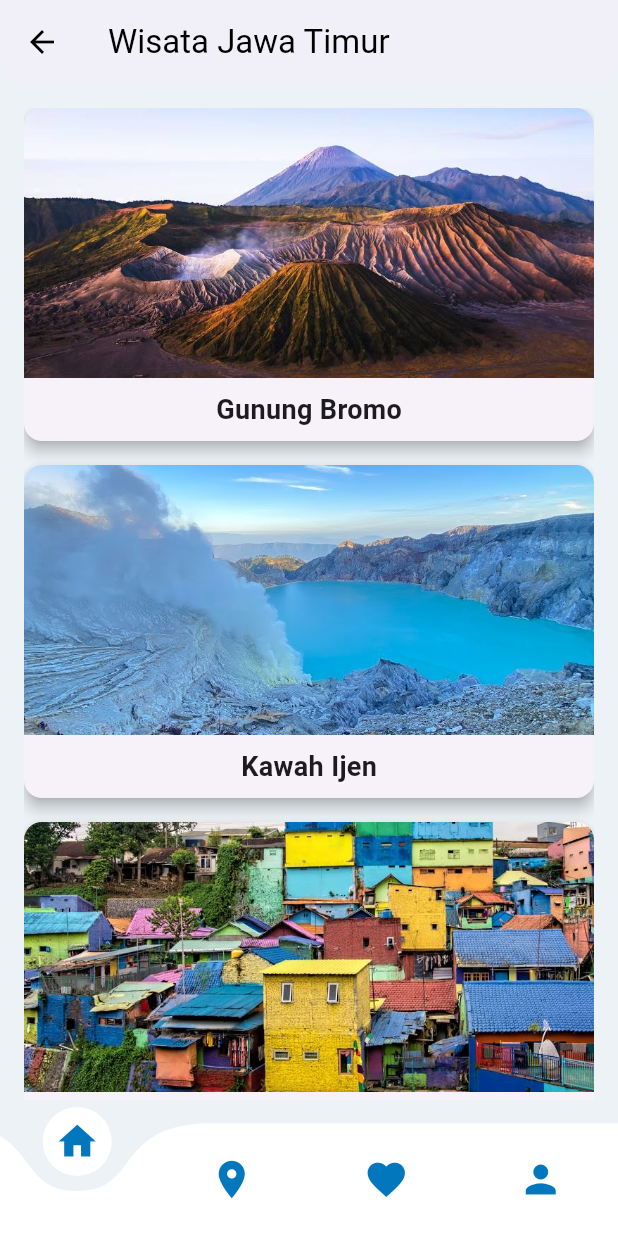
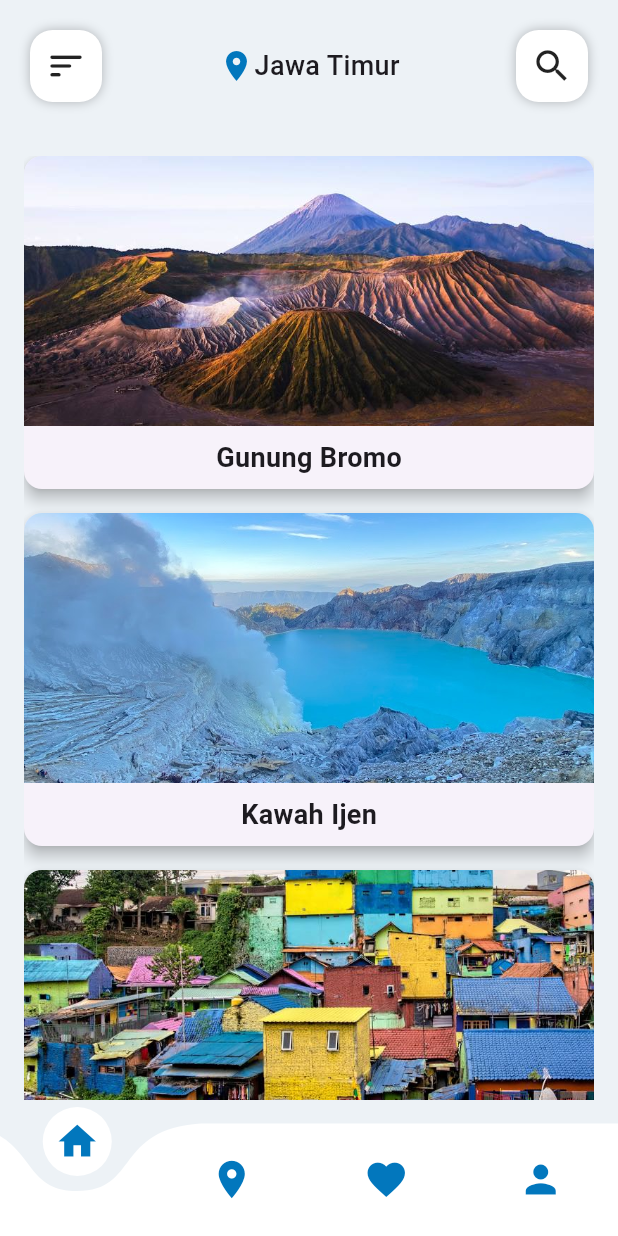
Before and after one commit to Anaaaslagi/EJGO_FinalProject, a Flutter app: the LocationScreen screen opened directly, on a phone screen of 412 x 824 dp. Run offline on Flutter 3.47's test engine with Material 3 defaults, Android fonts, the phone set to English and light mode, and no system bars; drawn by our look-alikes of curved_navigation_bar.

Commit message:
appbar_screens commit

```diff
--- a/lib/screens/location_screen.dart
+++ b/lib/screens/location_screen.dart
@@ -1,6 +1,7 @@
 import 'package:flutter/material.dart';
 import 'package:tugas3/widgets/home_buttom_bar.dart';
 import 'package:tugas3/screens/home_screen.dart';
+import 'package:tugas3/widgets/location_app_bar.dart';
 
 class LocationScreen extends StatelessWidget {
   final List<Map<String, dynamic>> locations = [
@@ -40,31 +41,10 @@ class LocationScreen extends StatelessWidget {
   @override
   Widget build(BuildContext context) {
     return Scaffold(
-      appBar: AppBar(
-        title: const Text(
-          'Wisata Jawa Timur',
-          style: TextStyle(color: Colors.black),
-        ),
-        iconTheme: const IconThemeData(color: Colors.black),
-        backgroundColor: Colors.white,
-        elevation: 4,
-        shape: const RoundedRectangleBorder(
-          borderRadius: BorderRadius.vertical(
-            bottom: Radius.circular(16),
-          ),
-        ),
-        leading: IconButton(
-          icon: const Icon(Icons.arrow_back),
-          onPressed: () {
-            // Arahkan ke HomePage
-            Navigator.pushAndRemoveUntil(
-              context,
-              MaterialPageRoute(builder: (context) => HomePage()),
-              (route) => false, // Menghapus semua rute sebelumnya
-            );
-          },
-        ),
-      ),
+      appBar: PreferredSize(
+      preferredSize: Size.fromHeight(90.0),
+      child: LocationAppBar(),
+    ),
       body: Padding(
         padding: const EdgeInsets.all(16.0),
         child: ListView.builder(
--- /dev/null
+++ b/lib/widgets/location_app_bar.dart
@@ -0,0 +1,70 @@
+import 'package:flutter/material.dart';
+
+class LocationAppBar extends StatelessWidget{
+  @override
+  Widget build(BuildContext context){
+    return Padding(
+      padding: EdgeInsets.all(20),
+      child: Row(
+        mainAxisAlignment: MainAxisAlignment.spaceBetween,
+        children: [
+          InkWell(
+            onTap: (){},
+            child: Container(
+              padding: EdgeInsets.all(10),
+              decoration: BoxDecoration(
+                color: Colors.white,
+                boxShadow: [
+                  BoxShadow(
+                    color: Colors.black26,
+                    blurRadius: 6,
+                  ),
+                ],
+                borderRadius: BorderRadius.circular(15),
+              ),
+              child: Icon(
+                Icons.sort_rounded,
+                size: 28,
+              ),
+            ),
+          ),
+          Row(
+            children: [
+              Icon(
+                Icons.location_on,
+                color: Colors.lightBlue.shade800,
+              ),
+              Text(
+                "Jawa Timur",
+                style: TextStyle(
+                  fontSize: 18,
+                  fontWeight: FontWeight.w500,
+                ),
+              ),
+            ],
+          ),
+          InkWell(
+            onTap: (){},
+            child: Container(
+              padding: EdgeInsets.all(10),
+              decoration: BoxDecoration(
+                color: Colors.white,
+                boxShadow: [
+                  BoxShadow(
+                    color: Colors.black26,
+                    blurRadius: 6,
+                  ),
+                ],
+                borderRadius: BorderRadius.circular(15),
+              ),
+              child: Icon(
+                Icons.search,
+                size: 28,
+              ),
+            ),
+          ),
+        ],
+      ),
+    );
+  }
+}
--- a/pubspec.yaml
+++ b/pubspec.yaml
@@ -30,7 +30,8 @@ environment:
 dependencies:
   flutter:
     sdk: flutter
-
+  image_picker: ^1.1.2
+  file_picker: ^8.1.4
 
   # The following adds the Cupertino Icons font to your application.
   # Use with the CupertinoIcons class for iOS style icons.
```
Also changed, not shown: lib/screens/favorite_screen.dart (+6 -15 lines), lib/screens/profile_screen.dart (+4 -13 lines), lib/widgets/favorite_app_bar.dart (added, +44 -0 lines), lib/widgets/profile_app_bar.dart (added, +24 -0 lines), pubspec.lock, 6 other files.
